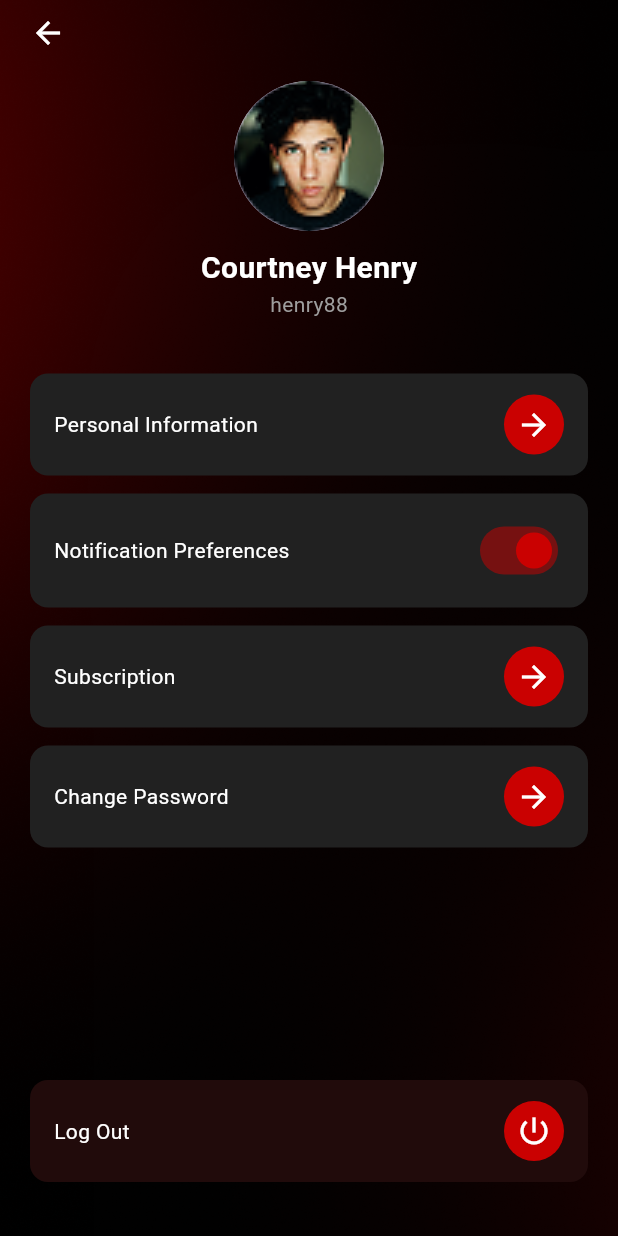
After one commit to devsazidul/jsulima, a Flutter app: the ProfileScreen screen opened directly, on a phone screen of 412 x 824 dp. The commit adds this screen. Run offline on Flutter 3.47's test engine with Material 3 defaults, Android fonts, the phone set to English and light mode, and no system bars; our stand-ins replace flutter_screenutil, get, google_fonts, image_picker, logger, shared_preferences; accounts and stored records are empty.

Commit message:
Hello world

```diff
--- a/lib/features/bottom_navbar/screen/bottom_navbar_screen.dart
+++ b/lib/features/bottom_navbar/screen/bottom_navbar_screen.dart
@@ -4,9 +4,8 @@ import 'package:jsulima/core/utils/constants/image_path.dart';
 import 'package:jsulima/features/bottom_navbar/controller/bottom_navbar_controller.dart';
 
 import 'package:jsulima/features/games/screen/games_screen.dart';
-
 import 'package:jsulima/features/home/screen/home_screen.dart';
-
+import 'package:jsulima/features/profile/screen/profile_screen.dart';
 
 class BottomNavbarScreen extends StatelessWidget {
   BottomNavbarScreen({super.key});
@@ -17,7 +16,7 @@ class BottomNavbarScreen extends StatelessWidget {
     HomeScreen(),
     GamesScreen(),
     Center(child: Text('Screen 3', style: TextStyle(color: Colors.white))),
-    Center(child: Text('Screen 4', style: TextStyle(color: Colors.white))),
+    ProfileScreen(),
   ];
 
   final List<String> activeIcons = [
--- /dev/null
+++ b/lib/features/profile/controller/notifications_controller.dart
@@ -0,0 +1,9 @@
+import 'package:get/get.dart';
+
+class NotificationsController extends GetxController {
+  var isNotificationEnabled = true.obs;
+
+  void toggleNotification() {
+    isNotificationEnabled.value = !isNotificationEnabled.value;
+  }
+}
--- /dev/null
+++ b/lib/features/profile/controller/profile_info_controller.dart
@@ -0,0 +1,39 @@
+import 'package:get/get.dart';
+
+class ProfileInfoController extends GetxController {
+  final userNameStatic = 'henry88';
+  final fullName = 'Courtney Henry';
+
+  var name = 'Courtney Henry'.obs;
+  var username = 'henry88'.obs;
+  var email = 'abcdefg@gmail.com'.obs;
+  var phoneNumber = '12345678900'.obs;
+  var country = 'USA'.obs;
+
+  var isEditing = ''.obs;
+
+  void startEditing(String field) => isEditing.value = field;
+
+  void stopEditing() => isEditing.value = '';
+
+  void updateValue(String field, String value) {
+    switch (field) {
+      case 'Name':
+        name.value = value;
+        break;
+      case 'User Name':
+        username.value = value;
+        break;
+      case 'Email':
+        email.value = value;
+        break;
+      case 'Phone Number':
+        phoneNumber.value = value;
+        break;
+      case 'Country':
+        country.value = value;
+        break;
+    }
+    stopEditing();
+  }
+}
--- /dev/null
+++ b/lib/features/profile/screen/profile_screen.dart
@@ -0,0 +1,103 @@
+import 'package:flutter/material.dart';
+import 'package:get/get.dart';
+import 'package:jsulima/features/profile/controller/profile_info_controller.dart';
+import 'package:jsulima/features/profile/controller/notifications_controller.dart';
+import 'package:jsulima/features/profile/screen/change_password_screen.dart';
+import 'package:jsulima/features/profile/screen/personal_info_screen.dart';
+import 'package:jsulima/features/profile/widgest/profile_tile_widget.dart';
+
+class ProfileScreen extends StatelessWidget {
+  final ProfileInfoController controller = Get.put(ProfileInfoController());
+  final NotificationsController controller2 = Get.put(
+    NotificationsController(),
+  );
+
+  @override
+  Widget build(BuildContext context) {
+    return Scaffold(
+      backgroundColor: Colors.black,
+      body: Stack(
+        children: [
+          Positioned.fill(
+            child: Container(
+              decoration: BoxDecoration(
+                image: DecorationImage(
+                  image: AssetImage('assets/images/splashImage.png'),
+                  fit: BoxFit.cover,
+                ),
+              ),
+            ),
+          ),
+          SafeArea(
+            child: Padding(
+              padding: const EdgeInsets.symmetric(
+                horizontal: 20.0,
+                vertical: 10,
+              ),
+              child: Column(
+                children: [
+                  const Align(
+                    alignment: Alignment.topLeft,
+                    child: Icon(Icons.arrow_back, color: Colors.white),
+                  ),
+                  const SizedBox(height: 20),
+                  CircleAvatar(
+                    radius: 50,
+                    backgroundImage: AssetImage('assets/images/profile.png'),
+                  ),
+                  const SizedBox(height: 10),
+                  Text(
+                    controller.fullName,
+                    style: const TextStyle(
+                      color: Colors.white,
+                      fontSize: 20,
+                      fontWeight: FontWeight.bold,
+                    ),
+                  ),
+                  Text(
+                    controller.userNameStatic,
+                    style: const TextStyle(color: Colors.grey),
+                  ),
+                  const SizedBox(height: 30),
+                  GestureDetector(
+                    onTap: () => Get.to(() => PersonalInfoScreen()),
+                    child: ProfileTileWidget(
+                      title: "Personal Information",
+                      icon: Icons.arrow_forward,
+                    ),
+                  ),
+                  Obx(
+                    () => ProfileTileWidget(
+                      title: "Notification Preferences",
+                      icon: Icons.arrow_forward,
+                      toggleValue: controller2.isNotificationEnabled.value,
+                      onToggle: controller2.toggleNotification,
+                    ),
+                  ),
+                  ProfileTileWidget(
+                    title: "Subscription",
+                    icon: Icons.arrow_forward,
+                  ),
+                  GestureDetector(
+                    onTap: () => Get.to(() => ChangePasswordScreen()),
+                    child: ProfileTileWidget(
+                      title: "Change Password",
+                      icon: Icons.arrow_forward,
+                    ),
+                  ),
+                  const Spacer(),
+                  ProfileTileWidget(
+                    title: "Log Out",
+                    icon: Icons.power_settings_new,
+                    isLogout: true,
+                  ),
+                  const SizedBox(height: 20),
+                ],
+              ),
+            ),
+          ),
+        ],
+      ),
+    );
+  }
+}
--- /dev/null
+++ b/lib/features/profile/widgest/profile_tile_widget.dart
@@ -0,0 +1,50 @@
+import 'package:flutter/material.dart';
+import 'package:jsulima/core/utils/constants/colors.dart';
+
+class ProfileTileWidget extends StatelessWidget {
+  final String title;
+  final IconData icon;
+  final bool isLogout;
+  final bool? toggleValue;
+  final VoidCallback? onToggle;
+
+  const ProfileTileWidget({
+    required this.title,
+    required this.icon,
+    this.isLogout = false,
+    this.toggleValue,
+    this.onToggle,
+  });
+
+  @override
+  Widget build(BuildContext context) {
+    return Container(
+      margin: const EdgeInsets.symmetric(vertical: 6),
+      padding: const EdgeInsets.symmetric(horizontal: 16, vertical: 14),
+      decoration: BoxDecoration(
+        color: isLogout ? const Color(0xFF210B0B) : Colors.grey[900],
+        borderRadius: BorderRadius.circular(12),
+      ),
+      child: Row(
+        mainAxisAlignment: MainAxisAlignment.spaceBetween,
+        children: [
+          Text(title, style: const TextStyle(color: Colors.white)),
+          toggleValue != null && onToggle != null
+              ? Switch(
+                value: toggleValue!,
+                onChanged: (_) => onToggle!(),
+                activeColor: AppColors.primaryColor,
+              )
+              : Container(
+                padding: const EdgeInsets.all(8),
+                decoration: const BoxDecoration(
+                  color: AppColors.primaryColor,
+                  shape: BoxShape.circle,
+                ),
+                child: Icon(icon, color: Colors.white),
+              ),
+        ],
+      ),
+    );
+  }
+}
```
Also changed, not shown: lib/features/profile/controller/change_password_controller.dart (added, +52 -0 lines), lib/features/profile/screen/change_password_screen.dart (added, +104 -0 lines), lib/features/profile/screen/personal_info_screen.dart (added, +114 -0 lines), lib/features/profile/widgest/password_field_widget.dart (added, +50 -0 lines).
